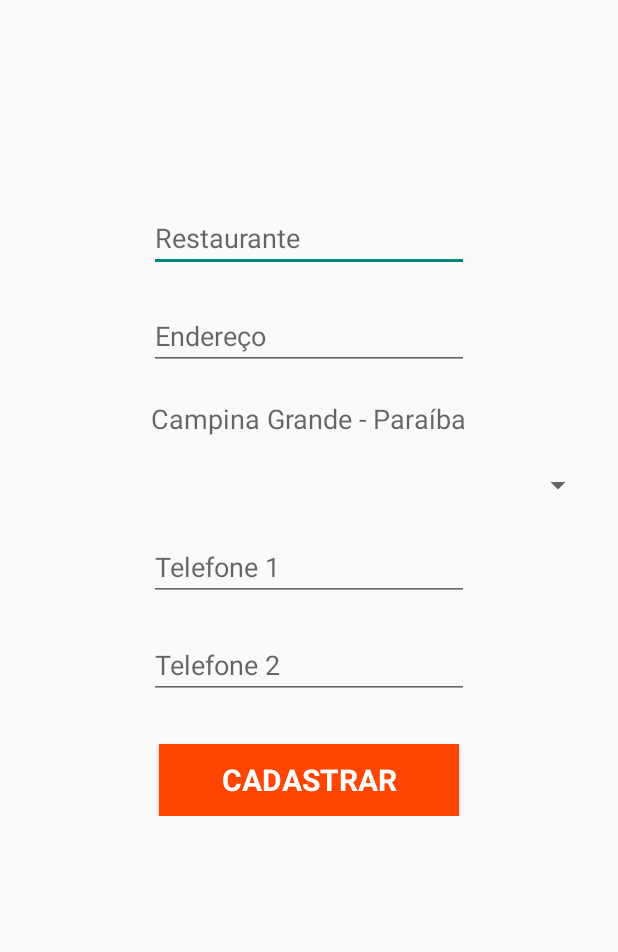
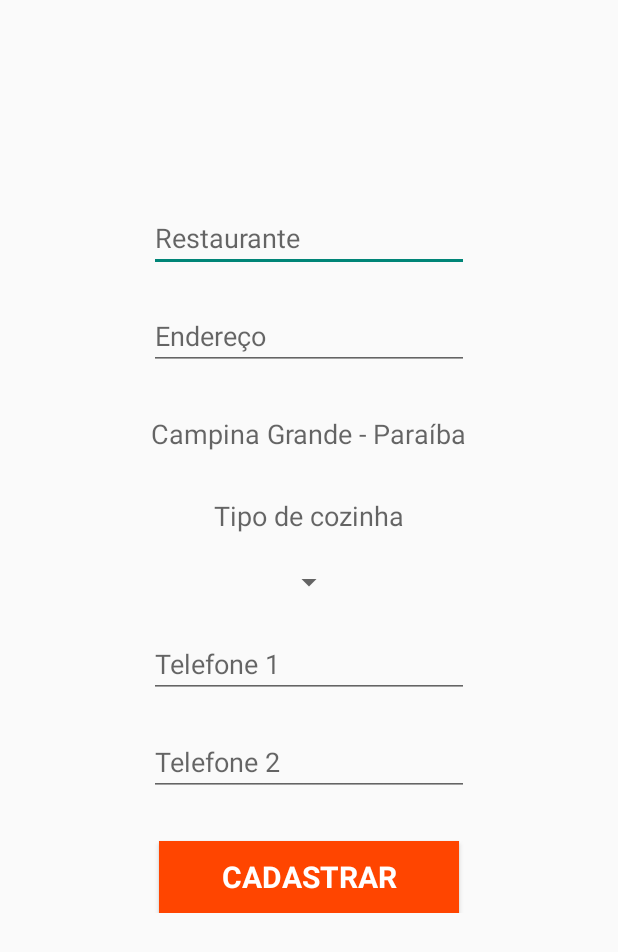
Before and after one commit to viniciusjs07/Find-Delivery, an Android app: the layout activity_establishment_cadastre.xml on its own in the app's theme, with its tools: preview values and no code run, on a phone screen of 412 x 824 dp. Shown: the top 952 px of the screen. Run offline under Robolectric (Android 15) with nearby library versions, the phone set to English and light mode, and no system bars.

Commit message:
Modificando activity_establishment_cadastre.xml

```diff
--- a/FindDelivery/app/src/main/AndroidManifest.xml
+++ b/FindDelivery/app/src/main/AndroidManifest.xml
@@ -70,6 +70,10 @@
             android:name=".views.EstablishmentDetails"
             android:label="@string/title_activity_establishment_details" >
         </activity>
+        <activity
+            android:name=".views.EstablishmentCadastreActivity"
+            android:label="@string/title_activity_establishment_cadastre" >
+        </activity>
     </application>
 
 </manifest>
--- a/FindDelivery/app/src/main/res/layout/activity_establishtment_cadastre.xml
+++ b/FindDelivery/app/src/main/res/layout/activity_establishment_cadastre.xml
@@ -4,7 +4,7 @@
     android:paddingRight="@dimen/activity_horizontal_margin"
     android:paddingTop="@dimen/activity_vertical_margin"
     android:paddingBottom="@dimen/activity_vertical_margin"
-    tools:context="finddelivery.es.projeto.finddelivery.EstablishtmentCadastreActivity"
+    tools:context="finddelivery.es.projeto.finddelivery.EstablishmentCadastreActivity"
     android:id="@+id/EstablishmentCadastre"
     android:background="#00ff7712">
 
@@ -17,18 +17,13 @@
             android:orientation="vertical"
             android:layout_width="match_parent"
             android:layout_height="match_parent"
-            android:layout_alignParentTop="true"
-            android:layout_centerHorizontal="true"
             android:layout_gravity="right|top">
 
             <ImageView
                 android:layout_width="100dp"
                 android:layout_height="100dp"
                 android:id="@+id/imageViewEstablishmentLogo"
-                android:hint="Logo do restaurante"
-                android:layout_alignParentTop="true"
-                android:layout_gravity="center"
-                android:layout_centerHorizontal="true" />
+                android:layout_gravity="center" />
 
             <EditText
                 android:layout_width="wrap_content"
@@ -37,8 +32,6 @@
                 android:hint="Restaurante"
                 android:ems="10"
                 android:id="@+id/editTextEstablishmentName"
-                android:layout_below="@+id/imageViewEstablishmentLogo"
-                android:layout_centerHorizontal="true"
                 android:layout_gravity="center"
                 android:textIsSelectable="false"
                 android:layout_marginTop="20dp" />
@@ -50,10 +43,7 @@
                 android:hint="Endereço"
                 android:ems="10"
                 android:id="@+id/editTextAddress"
-                android:layout_below="@+id/editTextEstablishmentName"
-                android:layout_alignLeft="@+id/editTextEstablishmentName"
                 android:layout_gravity="center"
-                android:layout_alignStart="@+id/editTextEstablishmentName"
                 android:layout_marginTop="20dp" />
 
             <TextView
@@ -62,14 +52,25 @@
                 android:textAppearance="?android:attr/textAppearanceMedium"
                 android:text="Campina Grande - Paraíba"
                 android:id="@+id/textView6"
-                android:layout_gravity="center_horizontal"
-                android:layout_marginTop="20dp" />
+                android:layout_gravity="center"
+                android:layout_marginTop="30dp" />
+
+            <TextView
+                android:layout_width="wrap_content"
+                android:layout_height="wrap_content"
+                android:textAppearance="?android:attr/textAppearanceMedium"
+                android:text="Tipo de cozinha"
+                android:id="@+id/textViewTipoDeCozinha"
+                android:layout_marginTop="30dp"
+                android:layout_gravity="center" />
 
             <Spinner
-                android:layout_width="match_parent"
+                android:layout_width="wrap_content"
                 android:layout_height="wrap_content"
                 android:id="@+id/spinnerTipoDeCozinha"
-                android:layout_marginTop="20dp" />
+                android:layout_marginTop="20dp"
+                android:layout_gravity="center" />
+
             <EditText
                 android:layout_width="wrap_content"
                 android:layout_height="wrap_content"
@@ -77,10 +78,7 @@
                 android:hint="Telefone 1"
                 android:ems="10"
                 android:id="@+id/editTextPhoneOne"
-                android:layout_below="@+id/editTextAddress"
-                android:layout_alignLeft="@+id/editTextAddress"
                 android:layout_gravity="center"
-                android:layout_alignStart="@+id/editTextAddress"
                 android:layout_marginTop="20dp" />
 
             <EditText
@@ -90,10 +88,7 @@
                 android:hint="Telefone 2"
                 android:ems="10"
                 android:id="@+id/editTextPhoneTwo"
-                android:layout_below="@+id/editTextPhoneOne"
-                android:layout_alignLeft="@+id/editTextPhoneOne"
                 android:layout_gravity="center"
-                android:layout_alignStart="@+id/editTextPhoneOne"
                 android:layout_marginTop="20dp" />
 
             <Button
@@ -106,11 +101,11 @@
                 android:textSize="20dp"
                 android:fontFamily="Arial"
                 android:textStyle="bold"
-                android:layout_alignParentBottom="true"
-                android:layout_gravity="center_horizontal"
-                android:layout_centerHorizontal="true"
+                android:layout_gravity="center"
                 android:layout_marginTop="30dp" />
 
         </LinearLayout>
+
     </ScrollView>
+
 </FrameLayout>
--- a/FindDelivery/app/src/main/res/values/string.xml
+++ b/FindDelivery/app/src/main/res/values/strings.xml
@@ -30,6 +30,6 @@
     <string name="title_activity_evaluation_establishment">Establishment name</string>
     <string name="title_activity_evaluate_establishment">Establishment name</string>
     <string name="title_activity_establishment_details">EstablishmentDetails</string>
-
+    <string name="title_activity_establishment_cadastre">EstablishmentCadastreActivity</string>
 
 </resources>
```
Also changed, not shown: FindDelivery/app/src/main/java/finddelivery/es/projeto/finddelivery/views/EstablishmentCadastreActivity.java (added, +78 -0 lines), FindDelivery/app/src/main/res/menu/menu_establishment_cadastre.xml (added, +7 -0 lines).
